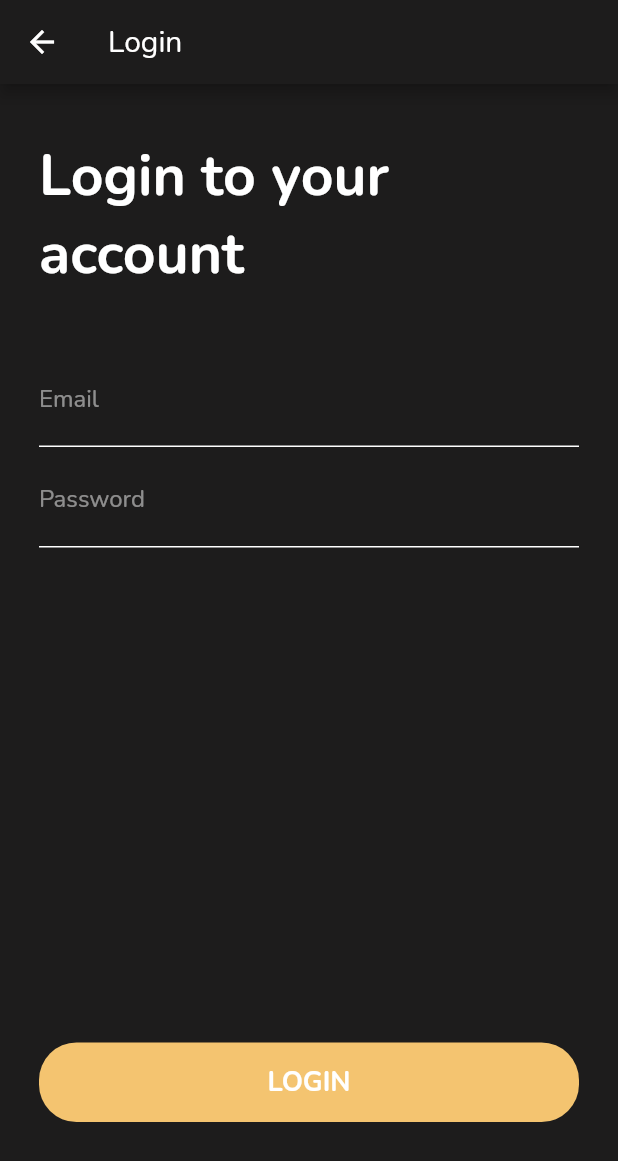
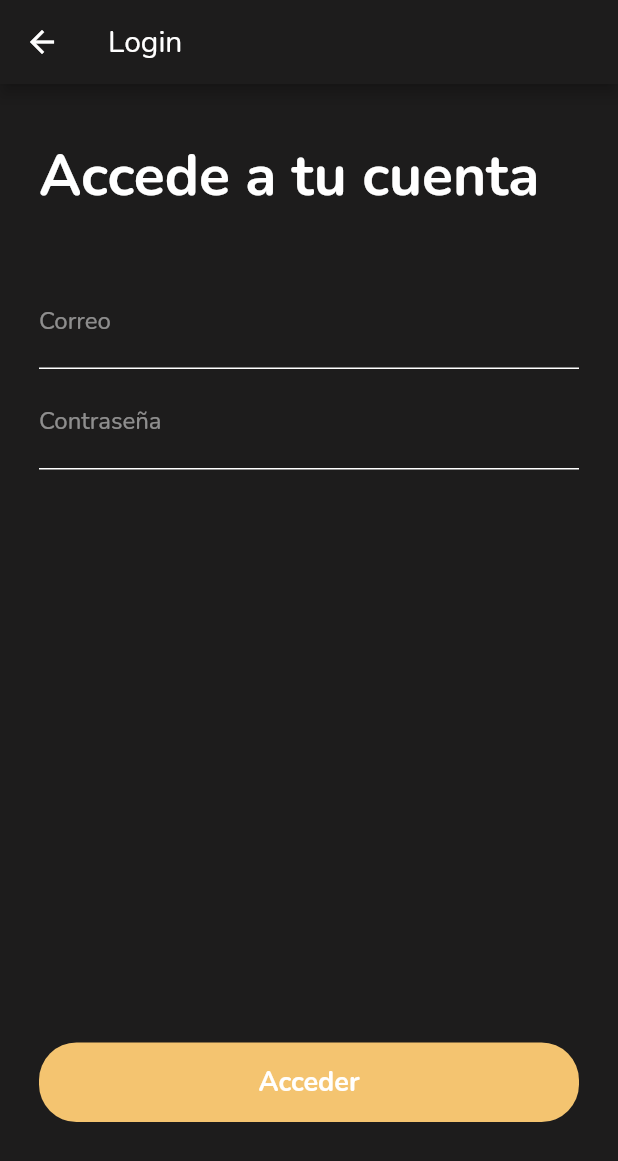
Before and after one commit to manuelam99/Ginder, a Flutter app: the LoginScreen screen opened by its route, on a phone screen of 412 x 824 dp. Shown: the top 1161 px of the screen. Run offline on Flutter 3.47's test engine with Material 2 defaults, Android fonts, the phone set to English and light mode, and no system bars; our stand-ins replace cloud_firestore, firebase_auth, firebase_core, firebase_storage, image_picker, numberpicker and 2 more; accounts and stored records are empty; network calls fail.

Commit message:
Se traducen la mayoria de las cosas

```diff
--- a/lib/ui/screens/login_screen.dart
+++ b/lib/ui/screens/login_screen.dart
@@ -66,24 +66,24 @@ class _LoginScreenState extends State<LoginScreen> {
                 crossAxisAlignment: CrossAxisAlignment.start,
                 children: [
                   Text(
-                    'Login to your account',
+                    'Accede a tu cuenta',
                     style: Theme.of(context).textTheme.headline3,
                   ),
                   SizedBox(height: 40),
                   BorderedTextField(
-                    labelText: 'Email',
+                    labelText: 'Correo',
                     keyboardType: TextInputType.emailAddress,
                     onChanged: (value) => _inputEmail = value,
                   ),
                   SizedBox(height: 5),
                   BorderedTextField(
-                    labelText: 'Password',
+                    labelText: 'Contraseña',
                     obscureText: true,
                     keyboardType: TextInputType.text,
                     onChanged: (value) => _inputPassword = value,
                   ),
                   Expanded(child: Container()),
-                  RoundedButton(text: 'LOGIN', onPressed: () => loginPressed())
+                  RoundedButton(text: 'Acceder', onPressed: () => loginPressed())
                 ],
               ),
             ),
--- a/lib/ui/screens/matched_screen.dart
+++ b/lib/ui/screens/matched_screen.dart
@@ -63,13 +63,13 @@ class MatchedScreen extends StatelessWidget {
               Column(
                 children: [
                   RoundedButton(
-                      text: 'SEND MESSAGE',
+                      text: 'Enviar Mensaje',
                       onPressed: () {
                         sendMessagePressed(context);
                       }),
                   SizedBox(height: 20),
                   RoundedOutlinedButton(
-                      text: 'KEEP SWIPING',
+                      text: 'Seguir Buscando',
                       onPressed: () {
                         keepSwipingPressed(context);
                       }),
--- a/lib/ui/screens/register_sub_screens/add_photo_screen.dart
+++ b/lib/ui/screens/register_sub_screens/add_photo_screen.dart
@@ -35,7 +35,7 @@ class _AddPhotoScreenState extends State<AddPhotoScreen> {
         crossAxisAlignment: CrossAxisAlignment.center,
         children: [
           Text(
-            'Add photo',
+            'Foto de perfil',
             style: Theme.of(context).textTheme.headline3,
           ),
           Expanded(
--- a/lib/ui/screens/register_sub_screens/age_screen.dart
+++ b/lib/ui/screens/register_sub_screens/age_screen.dart
@@ -25,11 +25,11 @@ class _AgeScreenState extends State<AgeScreen> {
             crossAxisAlignment: CrossAxisAlignment.start,
             children: [
               Text(
-                'My',
+                'Mi',
                 style: Theme.of(context).textTheme.headline3,
               ),
               Text(
-                'age is',
+                'edad es',
                 style: Theme.of(context).textTheme.headline3,
               ),
             ],
--- a/lib/ui/screens/register_sub_screens/email_and_password_screen.dart
+++ b/lib/ui/screens/register_sub_screens/email_and_password_screen.dart
@@ -14,22 +14,22 @@ class EmailAndPasswordScreen extends StatelessWidget {
       crossAxisAlignment: CrossAxisAlignment.start,
       children: [
         Text(
-          'My Email and',
+          'Mi correo y',
           style: Theme.of(context).textTheme.headline3,
         ),
         Text(
-          'Password is',
+          'Contraseña son',
           style: Theme.of(context).textTheme.headline3,
         ),
         SizedBox(height: 25),
         BorderedTextField(
-          labelText: 'Email',
+          labelText: 'Correo',
           onChanged: emailOnChanged,
           keyboardType: TextInputType.emailAddress,
         ),
         SizedBox(height: 5),
         BorderedTextField(
-          labelText: 'Password',
+          labelText: 'Contraseña',
           onChanged: passwordOnChanged,
           obscureText: true,
         ),
--- a/lib/ui/screens/register_sub_screens/name_screen.dart
+++ b/lib/ui/screens/register_sub_screens/name_screen.dart
@@ -15,11 +15,11 @@ class NameScreen extends StatelessWidget {
           child: Column(
             children: [
               Text(
-                'My first',
+                'Mi primer',
                 style: Theme.of(context).textTheme.headline3,
               ),
               Text(
-                'name is',
+                'nombre es',
                 style: Theme.of(context).textTheme.headline3,
               ),
             ],
@@ -28,7 +28,7 @@ class NameScreen extends StatelessWidget {
         SizedBox(height: 25),
         Expanded(
           child: BorderedTextField(
-            labelText: 'Name',
+            labelText: 'Nombre',
             onChanged: onChanged,
             textCapitalization: TextCapitalization.words,
           ),
--- a/lib/ui/screens/start_screen.dart
+++ b/lib/ui/screens/start_screen.dart
@@ -25,8 +25,8 @@ class StartScreen extends StatelessWidget {
                   child: Padding(
                     padding: EdgeInsets.symmetric(horizontal: 20),
                     child: Text(
-                      'Lorel ipsum dolor sit amet, consectetur adipiscing elit. '
-                      'Nulla in orci justo. Curabitur ac gravida quam.',
+                      'Encuentra tu compañer@ de juego ideal! '
+                      'No esperes mas!',
                       textAlign: TextAlign.center,
                       style: Theme.of(context).textTheme.bodyText1,
                     ),
@@ -34,14 +34,14 @@ class StartScreen extends StatelessWidget {
                 ),
                 SizedBox(height: 60),
                 RoundedButton(
-                    text: 'CREATE ACCOUNT',
+                    text: 'Regístrate',
                     onPressed: () {
                       Navigator.pop(context);
                       Navigator.pushNamed(context, RegisterScreen.id);
                     }),
                 SizedBox(height: 20),
                 RoundedOutlinedButton(
-                  text: 'LOGIN',
+                  text: 'Acceder',
                   onPressed: () => Navigator.pushNamed(context, LoginScreen.id),
                 ),
               ],
--- a/lib/ui/screens/top_navigation_screens/profile_screen.dart
+++ b/lib/ui/screens/top_navigation_screens/profile_screen.dart
@@ -52,7 +52,7 @@ class _ProfileScreenState extends State<ProfileScreen> {
                             getBio(userSnapshot.data, userProvider),
                             Expanded(child: Container()),
                             RoundedButton(
-                                text: 'LOGOUT',
+                                text: 'LogOut',
                                 onPressed: () {
                                   logoutPressed(userProvider, context);
                                 })
@@ -91,7 +91,7 @@ class _ProfileScreenState extends State<ProfileScreen> {
         ),
         SizedBox(height: 5),
         Text(
-          user.bio.length > 0 ? user.bio : "No bio.",
+          user.bio.length > 0 ? user.bio : "Sin bio.",
           style: Theme.of(context).textTheme.bodyText1,
         ),
       ],
--- a/lib/ui/widgets/app_image_with_text.dart
+++ b/lib/ui/widgets/app_image_with_text.dart
@@ -9,13 +9,13 @@ class AppIconTitle extends StatelessWidget {
         mainAxisAlignment: MainAxisAlignment.center,
         children: [
           SizedBox(
-            child: Image.asset('images/tinder_icon.png'),
+            child: Image.asset('images/xbox-control-icon-white.png'),
             width: 32.0,
             height: 32.0,
           ),
           SizedBox(width: 5.0),
           Text(
-            'lorem',
+            'Ginder',
             style: Theme.of(context).textTheme.headline2,
           )
         ],
--- a/lib/ui/widgets/input_dialog.dart
+++ b/lib/ui/widgets/input_dialog.dart
@@ -43,7 +43,7 @@ class _InputDialogState extends State<InputDialog> {
         FlatButton(
           color: kColorPrimaryVariant,
           child: Text(
-            'CANCEL',
+            'Cancelar',
             style: Theme.of(context).textTheme.bodyText1,
           ),
           onPressed: () {
@@ -53,7 +53,7 @@ class _InputDialogState extends State<InputDialog> {
         FlatButton(
           color: kAccentColor,
           child: Text(
-            'SAVE',
+            'Guardar',
             style: Theme.of(context).textTheme.bodyText1,
           ),
           onPressed: () {
```
Also changed, not shown: lib/ui/screens/chat_screen.dart (+4 -4 lines), lib/ui/screens/register_screen.dart (+6 -6 lines), images/controller-icon-png.png (added), images/xbox-control-icon-white.png (added).
